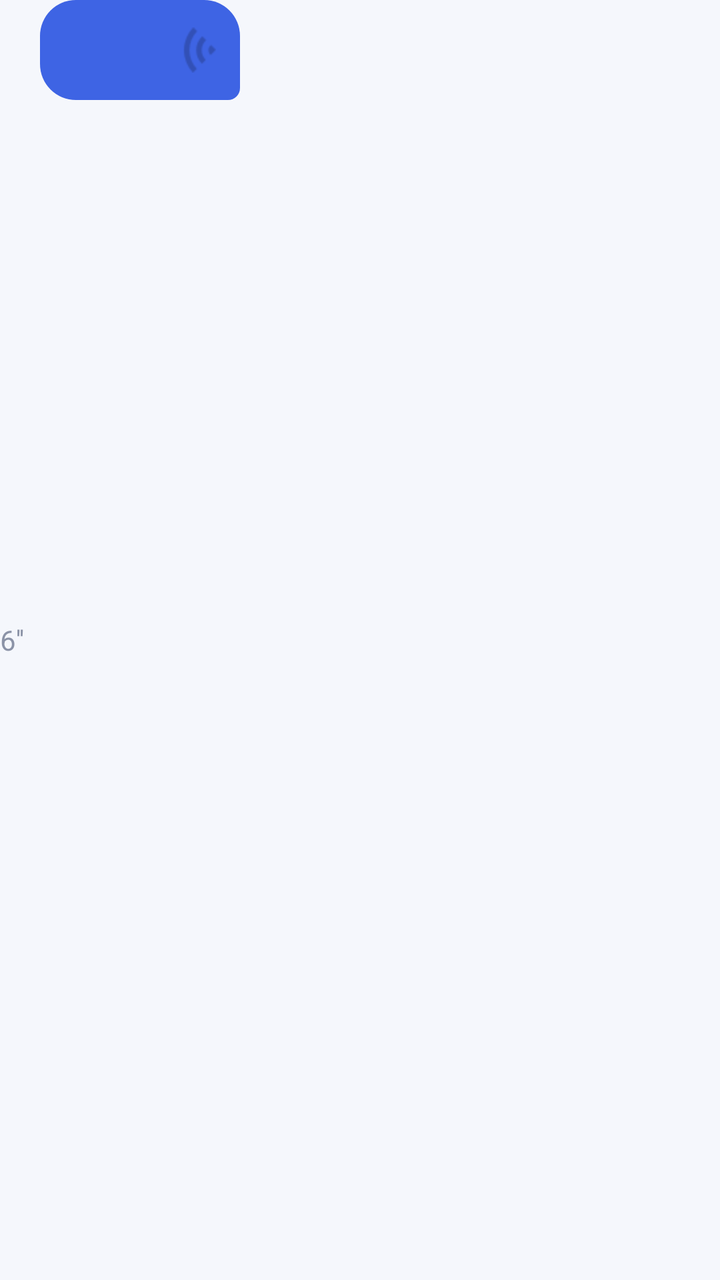
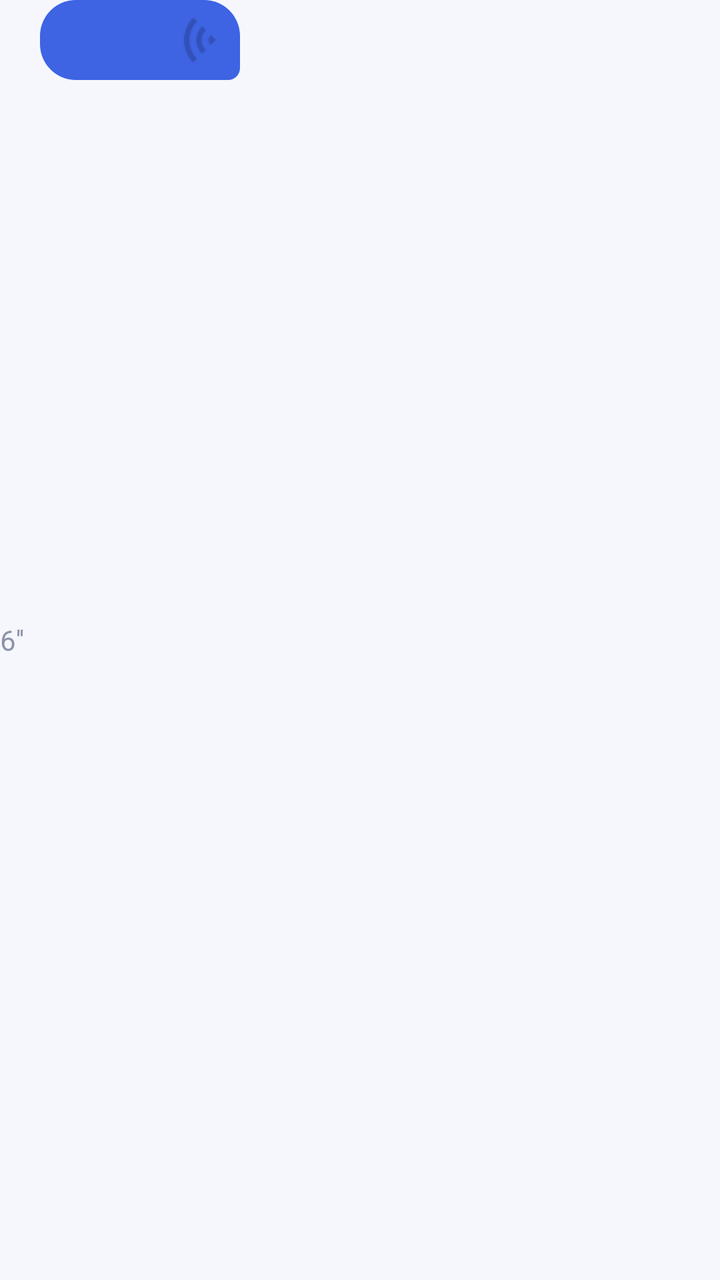

Compare the two renders of this Android layout. The source of the first and the diff that turns it into the second are given below.
<!-- AndroidManifest.xml: application theme AppTheme -->
<!-- res/layout/conversation_item_audio_send.xml -->
<?xml version="1.0" encoding="utf-8"?>
<LinearLayout xmlns:android="http://schemas.android.com/apk/res/android"
    android:layout_width="wrap_content"
    android:layout_height="wrap_content"
    android:layout_gravity="right"
    android:orientation="horizontal">

    <TextView
        android:id="@+id/durationTextView"
        android:layout_width="wrap_content"
        android:layout_height="wrap_content"
        android:layout_gravity="center_vertical"
        android:layout_toLeftOf="@id/audioContentLayout"
        android:layout_marginRight="8dp"
        android:text="6''"
        android:textColor="@color/mist" />

    <RelativeLayout
        android:id="@+id/audioContentLayout"
        android:layout_width="100dp"
        android:layout_height="50dp"
        android:layout_alignParentRight="true"
        android:background="@drawable/shape_bubble_send"
        android:padding="12dp">

        <ImageView
            android:id="@+id/audioImageView"
            android:layout_width="wrap_content"
            android:layout_height="wrap_content"
            android:layout_alignParentRight="true"
            android:layout_centerInParent="true"
            android:background="@drawable/audio_animation_right_list" />

    </RelativeLayout>

</LinearLayout>
<!-- resources referenced by this layout -->
<resources>
  <color name="mist">#8B93A7</color>
  <!-- drawable audio_animation_right_list (drawable) -->
  <?xml version="1.0" encoding="utf-8"?>
  <animation-list xmlns:android="http://schemas.android.com/apk/res/android"
      android:oneshot="false">
      <item
          android:drawable="@mipmap/audio_animation_list_right_3"
          android:duration="300" />
      <item
          android:drawable="@mipmap/audio_animation_list_right_1"
          android:duration="300" />
      <item
          android:drawable="@mipmap/audio_animation_list_right_2"
          android:duration="300" />
  
  
  </animation-list>
  <!-- drawable shape_bubble_send (drawable) -->
  <?xml version="1.0" encoding="utf-8"?>
  <shape xmlns:android="http://schemas.android.com/apk/res/android"
      android:shape="rectangle">
      <solid android:color="@color/message_bubble_send_bg" />
      <corners
          android:bottomLeftRadius="18dp"
          android:bottomRightRadius="6dp"
          android:topLeftRadius="18dp"
          android:topRightRadius="18dp" />
  </shape>
  <style name="AppTheme" parent="Theme.AppCompat.DayNight.NoActionBar">
          <item name="colorPrimary">@color/colorPrimary</item>
          <item name="colorPrimaryDark">@color/colorPrimaryDark</item>
          <item name="colorAccent">@color/colorAccent</item>
          <item name="colorBackgroundFloating">@color/surface</item>
          <item name="android:windowBackground">@color/paper</item>
          <item name="android:colorBackground">@color/paper</item>
          <item name="android:statusBarColor">@color/surface</item>
          <item name="android:navigationBarColor">@color/surface</item>
          <item name="android:textColorPrimary">@color/ink</item>
          <item name="android:textColorSecondary">@color/mist</item>
      </style>
  <color name="message_bubble_send_bg">@color/cobalt</color>
  <color name="colorPrimary">@color/cobalt</color>
  <color name="colorPrimaryDark">@color/paper</color>
  <color name="colorAccent">@color/cobalt</color>
  <color name="surface">#FFFFFF</color>
  <color name="paper">#F5F7FC</color>
  <color name="ink">#171A21</color>
  <color name="cobalt">#3E64E4</color>
</resources>

<!-- the commit's change to res/layout/conversation_item_audio_send.xml (unified diff, before → after) -->
@@ -18,10 +18,13 @@
     <RelativeLayout
         android:id="@+id/audioContentLayout"
         android:layout_width="100dp"
-        android:layout_height="50dp"
+        android:layout_height="40dp"
         android:layout_alignParentRight="true"
         android:background="@drawable/shape_bubble_send"
-        android:padding="12dp">
+        android:paddingLeft="12dp"
+        android:paddingTop="8dp"
+        android:paddingRight="12dp"
+        android:paddingBottom="8dp">
 
         <ImageView
             android:id="@+id/audioImageView"
